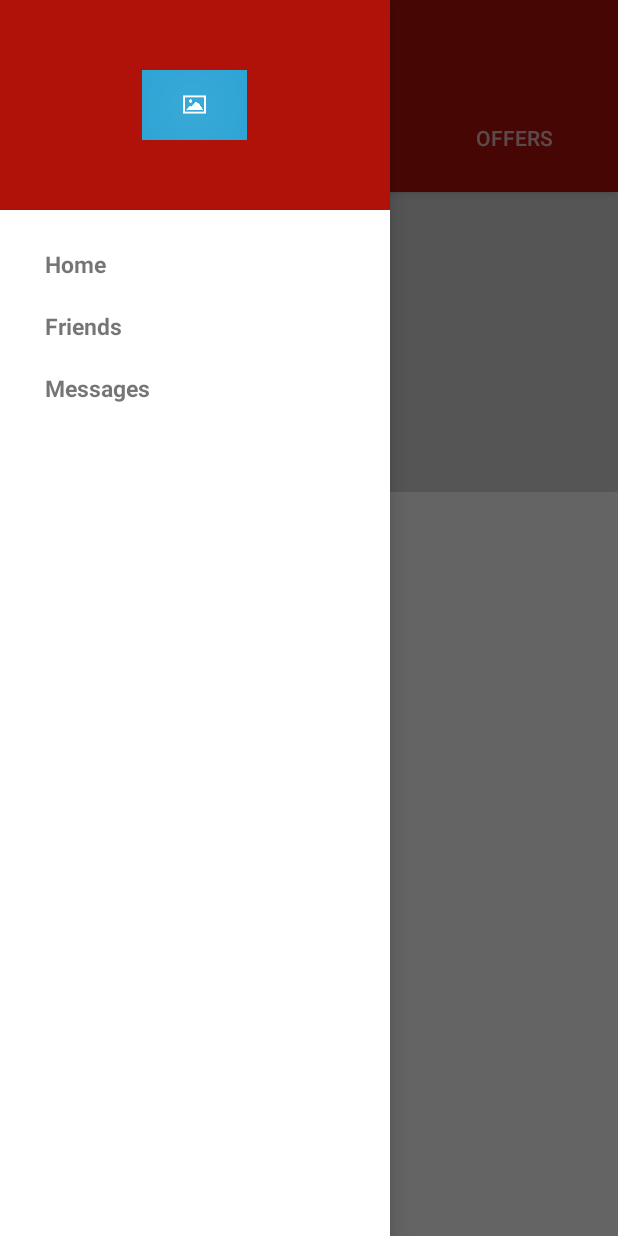
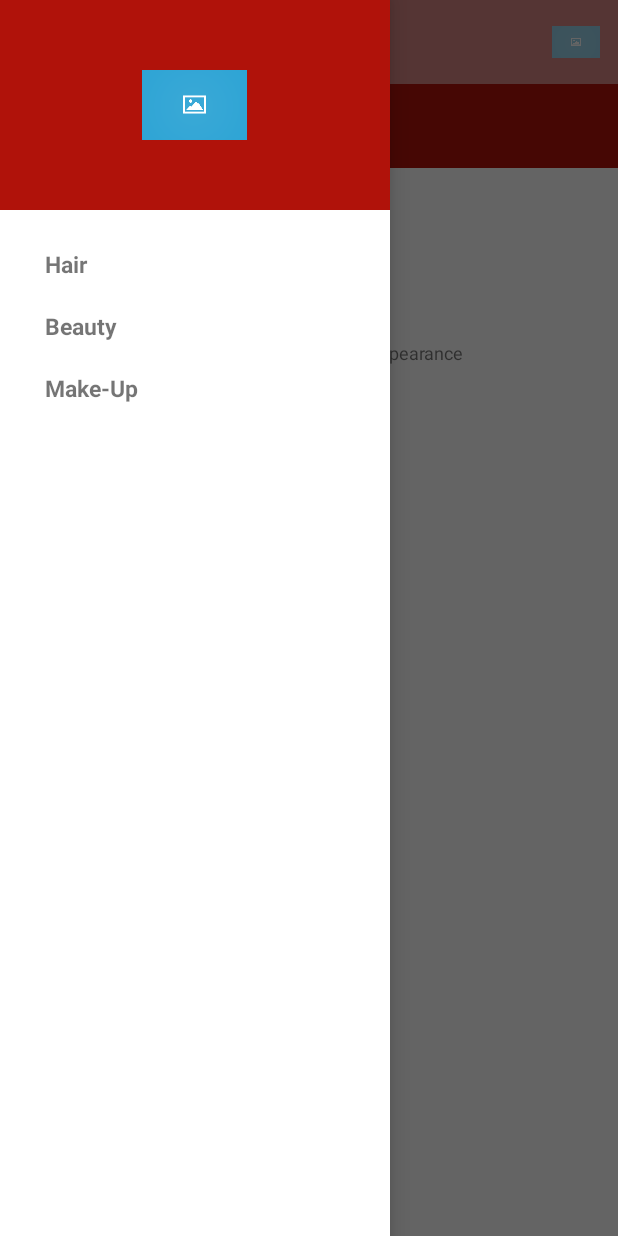
Before and after one commit to SeasonFour/Mtindo, an Android app: the screen it shows after launch (Maint before the commit, MainActivity after it), with the side drawer open, on a phone screen of 412 x 824 dp. Run offline under Robolectric (Android 15) with nearby library versions, the phone set to English and light mode, and no system bars.

Commit message:
Modified MainActivity Navigation Drawer.To do implement material tabs.

```diff
--- a/app/build.gradle
+++ b/app/build.gradle
@@ -64,4 +64,6 @@ dependencies {
     compile 'com.firebase:firebase-client-android:2.4.1+'
 
 
+
+
 }
--- a/app/src/main/java/com/example/hulk/mtindo/Createstore.java
+++ b/app/src/main/java/com/example/hulk/mtindo/Createstore.java
@@ -300,7 +300,7 @@ public class Createstore extends AppCompatActivity {
             getWindow().setSoftInputMode(WindowManager.LayoutParams.SOFT_INPUT_STATE_ALWAYS_VISIBLE);
         }
     }
-    //TextWatcher
+    //Text
 
     private class MyTextWatcher implements TextWatcher {
 
--- a/app/src/main/java/com/example/hulk/mtindo/Hair.java
+++ b/app/src/main/java/com/example/hulk/mtindo/Hair.java
@@ -1,10 +1,6 @@
 package com.example.hulk.mtindo;
 
-import android.os.Bundle;
-import android.support.v7.app.AppCompatActivity;
-import android.support.v7.widget.Toolbar;
-import android.view.Menu;
-import android.view.MenuItem;
+/*
 
 public class Hair extends AppCompatActivity {
 
@@ -38,10 +34,57 @@ public class Hair extends AppCompatActivity {
         int id = item.getItemId();
 
         //noinspection SimplifiableIfStatement
-       /* if (id == R.id.action_settings) {
+       */
+/* if (id == R.id.action_settings) {
             return true;
-        }*/
+        }*//*
+
 
         return super.onOptionsItemSelected(item);
     }
+}*/
+
+
+
+import android.app.Activity;
+import android.os.Bundle;
+import android.support.v4.app.Fragment;
+import android.view.LayoutInflater;
+import android.view.View;
+import android.view.ViewGroup;
+
+
+public class Hair extends Fragment {
+
+    public Hair() {
+        // Required empty public constructor
+    }
+
+    @Override
+    public void onCreate(Bundle savedInstanceState) {
+        super.onCreate(savedInstanceState);
+
+    }
+
+    @Override
+    public View onCreateView(LayoutInflater inflater, ViewGroup container,
+                             Bundle savedInstanceState) {
+        View rootView = inflater.inflate(R.layout.activity_hair, container, false);
+
+
+        // Inflate the layout for this fragment
+        return rootView;
+    }
+
+    @Override
+    public void onAttach(Activity activity) {
+        super.onAttach(activity);
+    }
+
+    @Override
+    public void onDetach() {
+        super.onDetach();
+    }
+
+
 }
--- a/app/src/main/java/com/example/hulk/mtindo/MainActivity.java
+++ b/app/src/main/java/com/example/hulk/mtindo/MainActivity.java
@@ -5,18 +5,25 @@ package com.example.hulk.mtindo;
  */
 
 import android.os.Bundle;
+import android.support.v4.app.Fragment;
+import android.support.v4.app.FragmentManager;
+import android.support.v4.app.FragmentTransaction;
 import android.support.v4.widget.DrawerLayout;
-import android.support.v7.app.AppCompatActivity;
+import android.support.v7.app.ActionBarActivity;
 import android.support.v7.widget.Toolbar;
 import android.view.Menu;
 import android.view.MenuItem;
 import android.view.View;
+import android.widget.Toast;
 
-public class MainActivity extends AppCompatActivity implements OneFragmentDrawer.FragmentDrawerListener {
+public class MainActivity extends ActionBarActivity implements OneFragmentDrawer.FragmentDrawerListener {
 
+    private static String TAG = MainActivity.class.getSimpleName();
 
     private Toolbar mToolbar;
     private OneFragmentDrawer drawerFragment;
+
+
 
     @Override
     protected void onCreate(Bundle savedInstanceState) {
@@ -32,6 +39,9 @@ public class MainActivity extends AppCompatActivity implements OneFragmentDrawer
                 getSupportFragmentManager().findFragmentById(R.id.fragment_navigation_drawer);
         drawerFragment.setUp(R.id.fragment_navigation_drawer, (DrawerLayout) findViewById(R.id.drawer_layout), mToolbar);
         drawerFragment.setDrawerListener(this);
+
+        // display the first navigation drawer view on app launch
+        displayView(0);
     }
 
 
@@ -45,22 +55,56 @@ public class MainActivity extends AppCompatActivity implements OneFragmentDrawer
     @Override
     public boolean onOptionsItemSelected(MenuItem item) {
         // Handle action bar item clicks here. The action bar will
-        // automatically handle clicks on the Hair/Up button, so long
+        // automatically handle clicks on the Home/Up button, so long
         // as you specify a parent activity in AndroidManifest.xml.
         int id = item.getItemId();
 
         //noinspection SimplifiableIfStatement
-      /*  if (id == R.id.action_settings) {
+       /* if (id == R.id.action_settings) {
+            return true;
+        }*/
+
+        if(id == R.id.action_search){
+            Toast.makeText(getApplicationContext(), "Search action is selected!", Toast.LENGTH_SHORT).show();
             return true;
         }
-     */
+
         return super.onOptionsItemSelected(item);
     }
 
     @Override
     public void onDrawerItemSelected(View view, int position) {
-
+        displayView(position);
     }
 
+    private void displayView(int position) {
+        Fragment fragment = null;
+        String title = getString(R.string.app_name);
+        switch (position) {
+            case 0:
+                fragment = new Hair();
+                title = getString(R.string.title_home);
+                break;
+            case 1:
+                fragment = new Hair();
+                title = getString(R.string.title_friends);
+                break;
+            case 2:
+                fragment = new Hair();
+                title = getString(R.string.title_messages);
+                break;
+            default:
+                break;
+        }
 
+        if (fragment != null) {
+            FragmentManager fragmentManager = getSupportFragmentManager();
+            FragmentTransaction fragmentTransaction = fragmentManager.beginTransaction();
+            fragmentTransaction.replace(R.id.container_body, fragment);
+            fragmentTransaction.commit();
+
+            // set the toolbar title
+            getSupportActionBar().setTitle(title);
+        }
+    }
 }
--- a/app/src/main/java/com/example/hulk/mtindo/NavDrawerItem.java
+++ b/app/src/main/java/com/example/hulk/mtindo/NavDrawerItem.java
@@ -9,8 +9,7 @@ package com.example.hulk.mtindo;
 public class NavDrawerItem {
     private boolean showNotify;
     private String title;
-
-
+    //Constructor
     public NavDrawerItem() {
 
     }
--- a/app/src/main/java/com/example/hulk/mtindo/NavigationDrawerAdapter.java
+++ b/app/src/main/java/com/example/hulk/mtindo/NavigationDrawerAdapter.java
@@ -44,6 +44,7 @@ public class NavigationDrawerAdapter extends RecyclerView.Adapter<NavigationDraw
 
     @Override
     public int getItemCount() {
+
         return data.size();
     }
 
--- a/app/src/main/java/com/example/hulk/mtindo/OneFragment.java
+++ b/app/src/main/java/com/example/hulk/mtindo/OneFragment.java
@@ -37,9 +37,10 @@ View picview;
         //Initialize ImageView
         ImageView imageView = (ImageView) picview.findViewById(R.id.imageView );
         Picasso.with(getActivity())
-                .load("https://cms-assets.tutsplus.com/uploads/users/21/posts/19431/featured_image/CodeFeature.jpg")
+                .load("https://encrypted-tbn1.gstatic.com/images?q=tbn:ANd9GcQJ6i4TOiVidyBVIpUjRAgNaB3LfLm_BOBi1HWU-DxRHeEaaV1x")
                 .into(imageView);
         // Inflate the layout for this fragment
+
 
 
         CardView card = (CardView)picview .findViewById(R.id.card_view1);
@@ -47,7 +48,7 @@ View picview;
 
             @Override
             public void onClick(View v) {
-                Intent i = new Intent(getActivity(), Createstore.class);
+                Intent i = new Intent(getActivity(), Hair.class);
                 getActivity().startActivity(i);
 
             }
--- a/app/src/main/java/com/example/hulk/mtindo/Post_update.java
+++ b/app/src/main/java/com/example/hulk/mtindo/Post_update.java
@@ -7,7 +7,7 @@ import android.widget.ArrayAdapter;
 import fr.ganfra.materialspinner.MaterialSpinner;
 
 public class Post_update extends AppCompatActivity {
-    private static final String ERROR_MSG = "No";
+    private static final String ERROR_MSG = "True";
     private static final String[] ITEMS = {"Hair", "Beauty", "Make up"};
 
     private ArrayAdapter<String> adapter;
--- a/app/src/main/res/layout/fragment_navigation_drawer.xml
+++ b/app/src/main/res/layout/fragment_navigation_drawer.xml
@@ -1,4 +1,3 @@
-
 <RelativeLayout xmlns:android="http://schemas.android.com/apk/res/android"
     android:layout_width="match_parent"
     android:layout_height="match_parent"
--- a/app/src/main/res/layout/maint.xml
+++ b/app/src/main/res/layout/maint.xml
@@ -62,7 +62,6 @@
                 app:popupTheme="@style/ThemeOverlay.AppCompat.Light" />
 
 
-
             <android.support.design.widget.TabLayout
                 android:id="@+id/tabs"
                 android:layout_width="match_parent"
--- a/app/src/main/res/menu/menu_main.xml
+++ b/app/src/main/res/menu/menu_main.xml
@@ -7,12 +7,12 @@
         android:orderInCategory="100"
         android:title="@string/action_settings"
         app:showAsAction="never" />-->
-   <!-- <item
+    <item
         android:id="@+id/action_search"
         android:title="@string/action_search"
         android:orderInCategory="100"
         android:icon="@drawable/image"
-        app:showAsAction="ifRoom" />-->
+        app:showAsAction="ifRoom" />
 
 
 </menu>
--- a/app/src/main/res/values/strings.xml
+++ b/app/src/main/res/values/strings.xml
@@ -18,14 +18,15 @@
     <string name="err_msg_telephone" />
     <string name="signed_in_fmt" />
 
-    <!-- Getting started with material design-->
+
+    <!--Navigation Drawer material design-->
     <string name="action_search">Search</string>
     <string name="drawer_open">Open</string>
     <string name="drawer_close">Close</string>
 
-    <string name="nav_item_home">Home</string>
-    <string name="nav_item_friends">Friends</string>
-    <string name="nav_item_notifications">Messages</string>
+    <string name="nav_item_home">Hair</string>
+    <string name="nav_item_friends">Beauty</string>
+    <string name="nav_item_notifications">Make-Up</string>
 
     <!-- navigation drawer item labels  -->
     <string-array name="nav_drawer_labels">
@@ -34,8 +35,8 @@
         <item>@string/nav_item_notifications</item>
     </string-array>
 
-    <string name="title_messages">Messages</string>
-    <string name="title_friends">Friends</string>
-    <string name="title_home">Home</string>
+    <string name="title_messages">Make-up</string>
+    <string name="title_friends">Beauty</string>
+    <string name="title_home">Hair</string>
     <string name="title_activity_homepage">Homepage</string>
 </resources>
```
Also changed, not shown: app/src/main/AndroidManifest.xml (+8 -8 lines), app/src/main/java/com/example/hulk/mtindo/Maint.java (+38 -12 lines), app/src/main/java/com/example/hulk/mtindo/TwoFragment.java (+20 -3 lines), app/src/main/res/layout/activity_hair.xml (+47 -19 lines), app/src/main/res/layout/fragment_one.xml (+35 -26 lines), app/src/main/res/layout/fragment_two.xml (+14 -3 lines), 1 other file.
